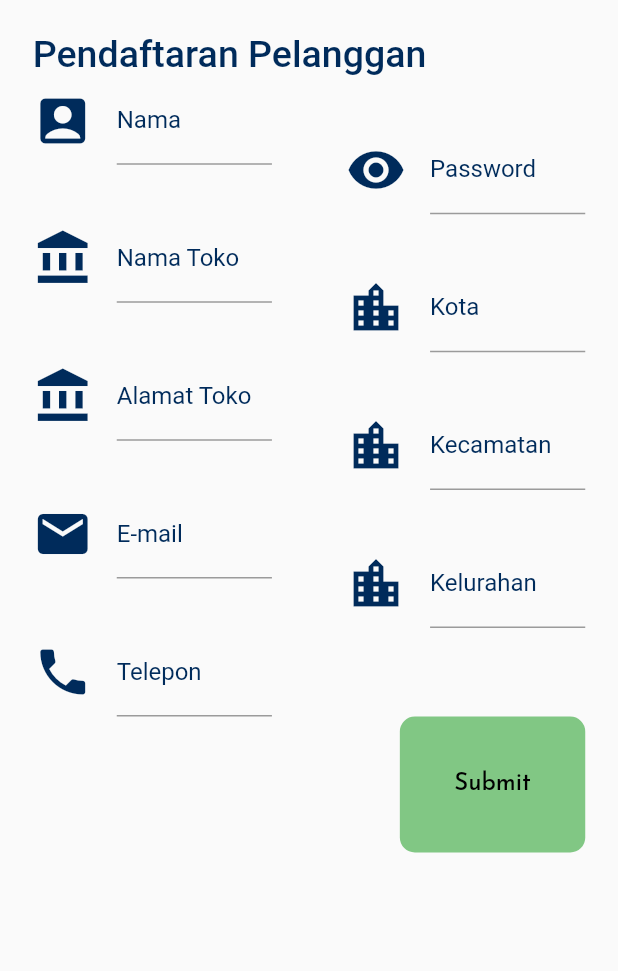
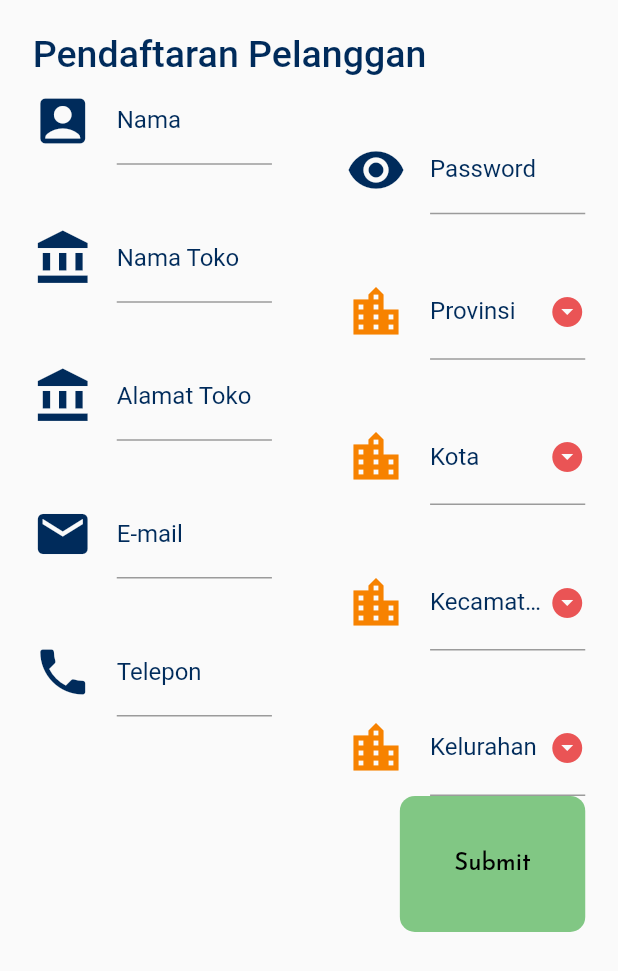
Before and after one commit to nayfmahfudz/testt, a Flutter app: the Pendafataran screen opened directly, after a tap on "Submit", on a phone screen of 412 x 824 dp. Shown: the top 971 px of the screen. Run offline on Flutter 3.47's test engine with Material 2 defaults, Android fonts, the phone set to English and light mode, and no system bars; our stand-ins replace dio, geolocator, google_fonts, shared_preferences; missing offline and left inert: frino_icons; accounts and stored records are empty; network calls fail.

Commit message:
Please enter the commit message for your changes. Lines starting with '#' will be ignored, and an empty message aborts the commit.
On branch main
Your branch is up to date with 'origin/main'.

Changes to be committed:
	new file:   lib/component/api.dart
	modified:   lib/component/fom.dart
	modified:   lib/pendaftaran.dart
	modified:   lib/setting.dart

```diff
--- a/lib/component/fom.dart
+++ b/lib/component/fom.dart
@@ -1,5 +1,6 @@
 import 'package:flutter/material.dart';
 import 'package:google_fonts/google_fonts.dart';
+import 'package:testt/component/api.dart';
 
 import '../setting.dart';
 
@@ -48,6 +49,42 @@ nama(TextEditingController controller, BuildContext context) {
         ),
       ),
     ],
+  );
+}
+
+Widget dropdown(Map<String, dynamic> controller, BuildContext context,
+    List list, IconData icon, String hint, void fungsi(value)) {
+  print(controller);
+  return DropdownButtonFormField(
+    decoration: InputDecoration(
+      labelStyle: TextStyle(color: biru),
+      icon: Icon(icon, color: orange, size: 40),
+      labelText: hint,
+    ),
+    // Initial Value
+    value: controller.length == 0 ? null : controller,
+
+    // Down Arrow Icon
+    icon: Icon(Icons.arrow_drop_down_circle, color: merah),
+
+    // Array list of items
+    items: list.map((items) {
+      return DropdownMenuItem(
+        value: items ?? {},
+        child: Text(items?["nama"] ?? ""),
+      );
+    }).toList(),
+    // After selecting the desired option,it will
+    // change button value to selected value
+    onChanged: (newValue) async {
+      newValue as Map<String, dynamic>;
+      if (newValue != null) {
+        var newValue2 = newValue["id"] ?? "";
+
+        fungsi(newValue2);
+        // });
+      }
+    },
   );
 }
 
--- a/lib/pendaftaran.dart
+++ b/lib/pendaftaran.dart
@@ -1,6 +1,7 @@
 import 'package:dio/dio.dart';
 import 'package:flutter/material.dart';
 import 'package:geolocator/geolocator.dart';
+import 'package:testt/component/api.dart';
 import 'package:testt/setting.dart';
 
 import 'component/fom.dart';
@@ -14,90 +15,16 @@ class Pendafataran extends StatefulWidget {
 
 class _PendafataranState extends State<Pendafataran> {
   @override
-  //  absen(String absen) async {
-  //   final prefs = await SharedPreferences.getInstance();
-  //   await Geolocator.requestPermission();
-  //   permission = await Geolocator.checkPermission();
-  //   serviceEnabled = await Geolocator.isLocationServiceEnabled();
-  //   if (nipText.text == "") {
-  //     callBackNip();
-  //   } else if (!serviceEnabled) {
-  //     berhasil(context, "Izin Location Ditolak");
-  //   } else {
-  //     Position position = await Geolocator.getCurrentPosition(
-  //         desiredAccuracy: LocationAccuracy.high);
-
-  //     await _picker
-  //         .pickImage(source: ImageSource.camera)
-  //         .then((value) => {value != null ? photo = value : null});
-  //     photo != null
-  //         ? uploadImage(File(photo.path), position.latitude.toString(),
-  //                 position.longitude.toString(), outputnip, absen)
-  //             .then((value) => {
-  //                   if (value["success"] == true)
-  //                     {berhasil(context, value["message"])}
-  //                   else
-  //                     {berhasil(context, value)}
-  //                 })
-  //         : null;
-  //     photo = null;
-  //   }
-  // }
-  Future daftar() async {
-    try {
-      await Geolocator.requestPermission();
-      var permission = await Geolocator.checkPermission();
-      var serviceEnabled = await Geolocator.isLocationServiceEnabled();
-      if (!serviceEnabled) {
-        berhasil(context, "Izin Location Ditolak");
-      }
-      Position position = await Geolocator.getCurrentPosition(
-          desiredAccuracy: LocationAccuracy.high);
-      print({
-        "nama": namaController.text,
-        "nama_toko": namaTokoController.text,
-        "alamat_toko": alamatTokoController.text,
-        "email": emailController.text,
-        "telepon": teleponController.text,
-        "password": passwordController.text,
-        "retype_password": passwordController.text,
-        "kelurahan": KelurahanController.text,
-        "kecamatan": KecamatanController.text,
-        "kota": kotaController.text,
-        "lat": position.latitude.toString(),
-        "lng": position.latitude.toString()
+  void initState() {
+    if (Provinsi.length == 0) {
+      provinsi(context).then((value) {
+        setState(() {
+          Provinsi = value;
+          ProvinsiController = value[0];
+        });
       });
-      FormData formData = FormData.fromMap({
-        "nama": namaController.text,
-        "nama_toko": namaTokoController.text,
-        "alamat_toko": alamatTokoController.text,
-        "email": emailController.text,
-        "telepon": teleponController.text,
-        "password": passwordController.text,
-        "retype_password": passwordController.text,
-        "kelurahan": KelurahanController.text,
-        "kecamatan": KecamatanController.text,
-        "kota": kotaController.text,
-        "lat": position.latitude.toString(),
-        "lng": position.latitude.toString()
-      });
-      var response = await Dio().post('$url/api/sales/attendance',
-          data: formData,
-          options: Options(headers: {
-            "Content-Type": "application/json",
-            "Authorization": "Bearer $key",
-          }));
-      print(response.data);
-      if (response.statusCode == 200) {
-        return true;
-      }
-      return false;
-    } on DioError catch (e) {
-      print(e);
-      if (e.response?.statusCode == 400) {
-        return false;
-      }
     }
+    super.initState();
   }
 
   var namaController = new TextEditingController();
@@ -106,9 +33,10 @@ class _PendafataranState extends State<Pendafataran> {
   var emailController = new TextEditingController();
   var teleponController = new TextEditingController();
   var passwordController = new TextEditingController();
-  var kotaController = new TextEditingController();
-  var KecamatanController = new TextEditingController();
-  var KelurahanController = new TextEditingController();
+  var kotaController = Map<String, dynamic>();
+  var KecamatanController = Map<String, dynamic>();
+  var KelurahanController = Map<String, dynamic>();
+  var ProvinsiController = Map<String, dynamic>();
   Widget build(BuildContext context) {
     return Scaffold(
       body: Padding(
@@ -176,26 +104,78 @@ class _PendafataranState extends State<Pendafataran> {
                   SizedBox(
                     height: tinggi(context) * 0.04,
                   ),
-                  formfield(
-                      kotaController, context, "Kota", Icons.location_city),
+                  dropdown(ProvinsiController, context, Provinsi,
+                      Icons.location_city, "Provinsi", ((value) {
+                    kabkota(context, value).then((newvalue) {
+                      setState(() {
+                        Kota = newvalue ?? [];
+                        Kecamatan = [];
+                        Kelurahan = [];
+                        kotaController = newvalue[0];
+                        KecamatanController = {};
+                        KelurahanController = {};
+                      });
+                    });
+                  })),
                   SizedBox(
                     height: tinggi(context) * 0.04,
                   ),
-                  formfield(KecamatanController, context, "Kecamatan",
-                      Icons.location_city),
+                  dropdown(kotaController, context, Kota, Icons.location_city,
+                      "Kota", ((value) {
+                    setState(() {
+                      kecamatan(context, value).then((newvalue) {
+                        setState(() {
+                          Kecamatan = newvalue ?? [];
+                          Kelurahan = [];
+                          KecamatanController = newvalue[0];
+                          KelurahanController = {};
+                        });
+                      });
+                    });
+                  })),
                   SizedBox(
                     height: tinggi(context) * 0.04,
                   ),
-                  formfield(KelurahanController, context, "Kelurahan",
-                      Icons.location_city),
+                  dropdown(KecamatanController, context, Kecamatan,
+                      Icons.location_city, "Kecamatan", ((value) {
+                    setState(() {
+                      kelurahan(context, value).then((newvalue) {
+                        setState(() {
+                          Kelurahan = newvalue ?? [];
+                          KelurahanController = newvalue[0];
+                        });
+                      });
+                    });
+                  })),
+                  SizedBox(
+                    height: tinggi(context) * 0.04,
+                  ),
+                  dropdown(KelurahanController, context, Kelurahan,
+                      Icons.location_city, "Kelurahan", ((value) {
+                    setState(() {});
+                  })),
                 ]),
               ),
             ],
           ),
+          SizedBox(
+            width: lebar(context) * 0.12,
+          ),
           Align(
             alignment: Alignment.bottomRight,
             child: GestureDetector(
-              onTap: (() => daftar()),
+              onTap: (() => daftar(
+                  namaController,
+                  namaTokoController,
+                  alamatTokoController,
+                  emailController,
+                  teleponController,
+                  passwordController,
+                  ProvinsiController["nama"],
+                  KelurahanController["nama"],
+                  KecamatanController["nama"],
+                  kotaController["nama"],
+                  context)),
               child: Container(
                   height: tinggi(context) * 0.11,
                   width: lebar(context) * 0.3,
--- a/lib/setting.dart
+++ b/lib/setting.dart
@@ -11,4 +11,8 @@ const hijau = Color.fromARGB(255, 129, 199, 132);
 const hitam = Colors.black;
 var key = "";
 var user = {};
+List Kota = [];
+List Kecamatan = [];
+List Kelurahan = [];
+List Provinsi = [];
 var url = "https://kharismastationerykupang.com";
```
Also changed, not shown: lib/component/api.dart (added, +153 -0 lines).
